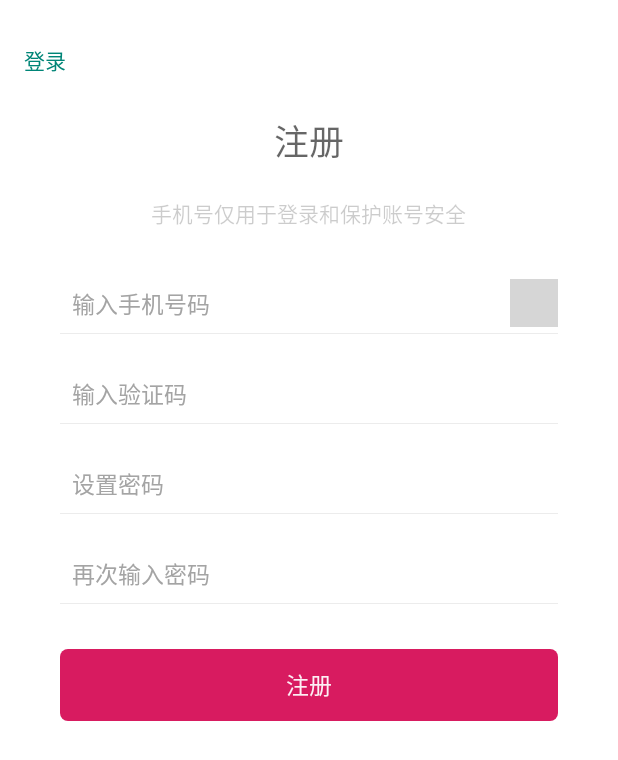
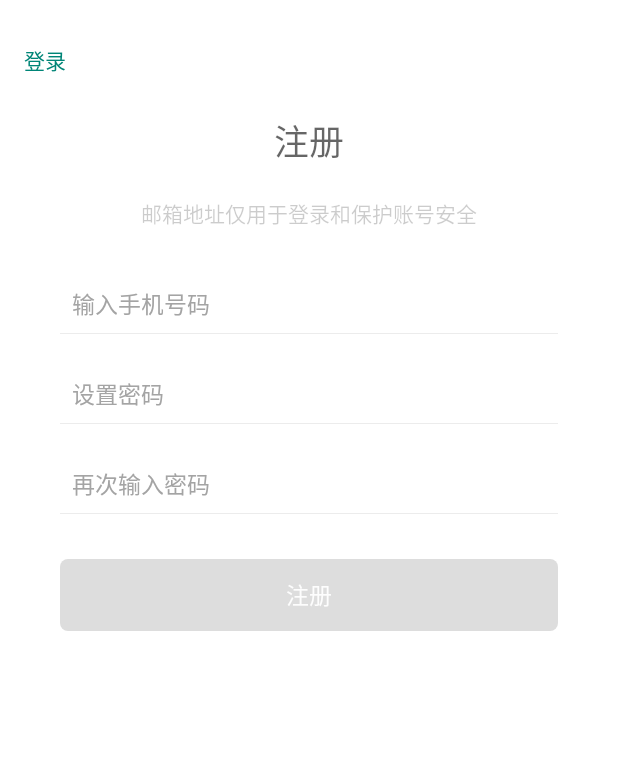
Before and after one commit to Vicent9920/BaseProject, an Android app: the HomeFragmentD screen opened through its navigation route, after a tap on "点我进入注册界面", on a phone screen of 412 x 824 dp. Shown: the top 760 px of the screen. Run offline under Robolectric (Android 15) with nearby library versions, the phone set to English and light mode, and no system bars; our stand-ins replace navigation-ui; libraries missing offline, so code that uses them is left out: cn.bingoogolapple.swipebacklayout, com.haoge.easyandroid, com.orhanobut.hawk; 11 statements that could not run were skipped; grey boxes are pictures that could not be loaded.

Commit message:
解决lifeRecycler异常 完成注册功能

```diff
--- a/app/src/main/AndroidManifest.xml
+++ b/app/src/main/AndroidManifest.xml
@@ -5,6 +5,7 @@
     <uses-permission android:name="android.permission.WRITE_EXTERNAL_STORAGE"/>
     <uses-permission android:name="android.permission.WRITE_CALENDAR"/>
     <uses-permission android:name="android.permission.WRITE_CONTACTS"/>
+    <uses-permission android:name="android.permission.INTERNET"/>
 
     <application
             android:name=".common.MyApplication"
--- a/app/src/main/java/com/vincent/baseproject/common/MyApplication.kt
+++ b/app/src/main/java/com/vincent/baseproject/common/MyApplication.kt
@@ -12,7 +12,7 @@ import com.orhanobut.hawk.Hawk
  * QQ：3332168769
  * 备注：
  */
-class MyApplication :Application(){
+class MyApplication : Application() {
 
     override fun onCreate() {
         super.onCreate()
@@ -26,4 +26,6 @@ class MyApplication :Application(){
         BGASwipeBackHelper.init(this, null)
         Hawk.init(this).build()
     }
+
+
 }
--- a/app/src/main/java/com/vincent/baseproject/data/ServiceCreator.kt
+++ b/app/src/main/java/com/vincent/baseproject/data/ServiceCreator.kt
@@ -12,7 +12,7 @@ import retrofit2.converter.gson.GsonConverterFactory
  * 备注：
  */
 object ServiceCreator {
-    private const val BASE_URL = "http://guolin.tech/"
+    private const val BASE_URL = "http://www.wanandroid.com/"
 
     private val httpClient = OkHttpClient.Builder()
 
--- a/app/src/main/java/com/vincent/baseproject/ui/login/RegisterActivity.kt
+++ b/app/src/main/java/com/vincent/baseproject/ui/login/RegisterActivity.kt
@@ -1,13 +1,27 @@
 package com.vincent.baseproject.ui.login
 
-import androidx.appcompat.app.AppCompatActivity
-import android.os.Bundle
+import android.content.Intent
 import android.view.View
+import androidx.lifecycle.Observer
+import androidx.lifecycle.ViewModel
+import androidx.lifecycle.ViewModelProvider
+import androidx.lifecycle.ViewModelProviders
+import com.vincent.baselibrary.helper.EditTextInputHelper
 import com.vincent.baseproject.R
 import com.vincent.baseproject.common.UIActivity
+import com.vincent.baseproject.data.LoginRepository
+import com.vincent.baseproject.data.Resource
+import com.vincent.dialoglibrary.ToastDialog
+import kotlinx.android.synthetic.main.activity_register.*
 import kotlinx.android.synthetic.main.app_toolbar.*
+import java.util.regex.Pattern
 
 class RegisterActivity : UIActivity() {
+    private lateinit var viewModel: LoginViewModel
+    private val mEditTextInputHelper by lazy {
+        EditTextInputHelper(register_btn_commit)
+    }
+
     override fun getLayoutId(): Int {
         return R.layout.activity_register
     }
@@ -15,12 +29,96 @@ class RegisterActivity : UIActivity() {
     override fun initView() {
         tv_leftMenu.text = "登录"
         tv_leftMenu.visibility = View.VISIBLE
-        initToolBar(app_toolbar,false)
+        initToolBar(app_toolbar, false)
+        mEditTextInputHelper.addView(register_et_email, register_et_password1, register_et_password2)
     }
 
+    override fun initData() {
+        super.initData()
+        viewModel = ViewModelProviders.of(this, object : ViewModelProvider.Factory {
+            override fun <T : ViewModel?> create(modelClass: Class<T>): T {
+                return LoginViewModel(LoginRepository.getInstance()) as T
+            }
+        })[LoginViewModel::class.java]
+    }
+
+    override fun initEvent() {
+        super.initEvent()
+        tv_leftMenu.setOnClickListener {
+            val from = intent.getBooleanExtra("fromLogin", false)
+            if (from) {
+                finish()
+            } else {
+                startActivity(Intent(this, LoginActivity::class.java))
+                finish()
+            }
+        }
+        register_btn_commit.setOnClickListener {
+            val username = register_et_email.text.toString()
+            val password = register_et_password1.text.toString()
+            val rPassword = register_et_password2.text.toString()
+            if (!checkUserName(username)) {
+                ToastDialog.Builder(this)
+                    .setType(ToastDialog.Type.ERROR)
+                    .setMessage("请输入正确的邮箱地址")
+                    .show()
+                return@setOnClickListener
+            }
+            if (!checkPassword(password)) {
+                ToastDialog.Builder(this)
+                    .setType(ToastDialog.Type.ERROR)
+                    .setMessage("密码不符合规范\n以字母开头，长度在6~18之间，只能包含字母、数字和下划线")
+                    .show()
+                return@setOnClickListener
+            }
+            if (password != rPassword) {
+                ToastDialog.Builder(this)
+                    .setType(ToastDialog.Type.ERROR)
+                    .setMessage("两次密码输入不一致")
+                    .show()
+                return@setOnClickListener
+            }
+            viewModel.register(username, password, rPassword)
+        }
+        viewModel.registerState.observe(this, object : Observer<Resource<String>> {
+            override fun onChanged(t: Resource<String>?) {
+                t ?: return
+                when (t.status) {
+                    0 -> {
+                        ToastDialog.Builder(this@RegisterActivity)
+                            .setType(ToastDialog.Type.FINISH)
+                            .setMessage(t.data!!)
+                            .show()
+                    }
+                    1 -> {
+                        ToastDialog.Builder(this@RegisterActivity)
+                            .setType(ToastDialog.Type.ERROR)
+                            .setMessage(t.message!!)
+                            .show()
+                    }
+                }
+            }
+        })
+    }
 
     override fun isSupportSwipeBack(): Boolean {
         // 注册页不建议开起侧滑
         return false
     }
+
+    private fun checkUserName(username: String): Boolean {
+        if (username.isBlank()) return false
+        val regExp = "[\\w!#$%&'*+/=?^_`{|}~-]+(?:\\.[\\w!#$%&'*+/=?^_`{|}~-]+)*@(?:[\\w](?:[\\w-]*[\\w])?\\.)+com"
+        val p = Pattern.compile(regExp)
+        val m = p.matcher(username)
+        return m.matches()
+    }
+
+    private fun checkPassword(password: String): Boolean {
+        if (password.isBlank()) return false
+        val regExp = "^[a-zA-Z]\\w{5,17}\$"
+        val p = Pattern.compile(regExp)
+        val m = p.matcher(password)
+        return m.matches()
+    }
 }
--- a/app/src/main/res/layout/activity_register.xml
+++ b/app/src/main/res/layout/activity_register.xml
@@ -50,29 +50,30 @@
                     android:orientation="horizontal">
 
                 <EditText
-                        android:id="@+id/et_register_phone"
+                        android:id="@+id/register_et_email"
                         style="@style/EditTextStyle"
                         android:layout_width="0dp"
                         android:layout_height="wrap_content"
                         android:layout_weight="1"
-                        android:hint="@string/register_phone_input_hint"
-                        android:inputType="phone"
-                        android:maxLength="11"
+                        android:hint="@string/register_email_input_hint"
+                        android:inputType="textEmailAddress"
+                        android:maxLength="20"
                         android:maxLines="1" />
-
-                <com.hjq.widget.CountdownView
-                        android:id="@+id/cv_register_countdown"
+                <!--此处不做验证码演示-->
+                <com.vincent.baselibrary.widget.CountdownView
+                        android:id="@+id/register_cv_countdown"
                         android:layout_width="wrap_content"
                         android:layout_height="wrap_content"
-                        android:padding="@dimen/space_20"
+                        android:padding="10dp"
                         android:text="@string/register_send_code"
-                        android:textColor="@color/colorAccent" />
+                        android:textColor="@color/colorAccent"
+                android:visibility="gone"/>
             </LinearLayout>
 
-            <View style="@style/HorizontalLineStyle" />
-
+            <!--<View style="@style/HorizontalLineStyle" />-->
+            <!--此处不做验证码演示-->
             <EditText
-                    android:id="@+id/et_register_code"
+                    android:id="@+id/register_et_code"
                     style="@style/EditTextStyle"
                     android:layout_width="match_parent"
                     android:layout_height="wrap_content"
@@ -80,12 +81,13 @@
                     android:hint="@string/register_code_input_hint"
                     android:inputType="number"
                     android:maxLength="8"
-                    android:maxLines="1" />
+                    android:maxLines="1"
+            android:visibility="gone"/>
 
             <View style="@style/HorizontalLineStyle" />
 
             <EditText
-                    android:id="@+id/et_register_password1"
+                    android:id="@+id/register_et_password1"
                     style="@style/EditTextStyle"
                     android:layout_width="match_parent"
                     android:layout_height="wrap_content"
@@ -98,7 +100,7 @@
             <View style="@style/HorizontalLineStyle" />
 
             <EditText
-                    android:id="@+id/et_register_password2"
+                    android:id="@+id/register_et_password2"
                     style="@style/EditTextStyle"
                     android:layout_width="match_parent"
                     android:layout_height="wrap_content"
@@ -111,7 +113,7 @@
             <View style="@style/HorizontalLineStyle" />
 
             <Button
-                    android:id="@+id/btn_register_commit"
+                    android:id="@+id/register_btn_commit"
                     style="@style/ButtonStyle"
                     android:layout_width="match_parent"
                     android:layout_height="wrap_content"
--- a/app/src/main/res/values/strings.xml
+++ b/app/src/main/res/values/strings.xml
@@ -21,9 +21,10 @@
 
     <!-- 注册 -->
     <string name="register_text">注册</string>
-    <string name="register_hint">手机号仅用于登录和保护账号安全</string>
+    <string name="register_hint">邮箱地址仅用于登录和保护账号安全</string>
     <string name="register_login">登录</string>
-    <string name="register_phone_input_hint">输入手机号码</string>
+    <string name="register_email_input_hint">输入手机号码</string>
+    <string name="register_phone_input_hint">输入邮箱地址</string>
     <string name="register_code_input_hint">输入验证码</string>
     <string name="register_send_code">发送验证码</string>
     <string name="register_password_input_hint1">设置密码</string>
--- a/baselibrary/src/main/java/com/vincent/baselibrary/base/BaseLazyFragment.kt
+++ b/baselibrary/src/main/java/com/vincent/baselibrary/base/BaseLazyFragment.kt
@@ -1,6 +1,5 @@
 package com.vincent.baselibrary.base
 
-import android.annotation.SuppressLint
 import android.content.Context
 import android.os.Build
 import android.os.Bundle
@@ -38,7 +37,7 @@ abstract class BaseLazyFragment : Fragment() {
             .build()
     }
 
-    override fun onAttach(context: Context?) {
+    override fun onAttach(context: Context) {
         super.onAttach(context)
         mActivity = context as AppCompatActivity
     }
@@ -124,9 +123,9 @@ abstract class BaseLazyFragment : Fragment() {
      * @param isCloseTitle 是否需要关闭默认title
      */
 
-    fun initToolBar(toolbar: Toolbar, isShowBack:Boolean = false, isCloseTitle:Boolean = false){
+    fun initToolBar(toolbar: Toolbar, isShowBack: Boolean = false, isCloseTitle: Boolean = false) {
         val ac = mActivity as BaseActivity
-        if(ac.isStatusBarEnabled() && Build.VERSION.SDK_INT >= Build.VERSION_CODES.M){
+        if (ac.isStatusBarEnabled() && Build.VERSION.SDK_INT >= Build.VERSION_CODES.M) {
             val layoutParams = toolbar.layoutParams
             if (layoutParams.height != -2 && layoutParams.height != -1) {
                 layoutParams.height += getSystemBarHeight()
@@ -148,7 +147,7 @@ abstract class BaseLazyFragment : Fragment() {
                 }
             }
         }
-        mActivity.supportActionBar?.setDisplayHomeAsUpEnabled( isShowBack)
+        mActivity.supportActionBar?.setDisplayHomeAsUpEnabled(isShowBack)
         mActivity.supportActionBar?.setDisplayShowTitleEnabled(isCloseTitle)
     }
 
```
Also changed, not shown: app/build.gradle (+6 -5 lines), app/src/main/java/com/vincent/baseproject/data/LoginRepository.kt (+19 -19 lines), app/src/main/java/com/vincent/baseproject/ui/login/LoginActivity.kt (+30 -6 lines), app/src/main/java/com/vincent/baseproject/ui/login/LoginViewModel.kt (+4 -5 lines), baselibrary/build.gradle (+6 -3 lines).
